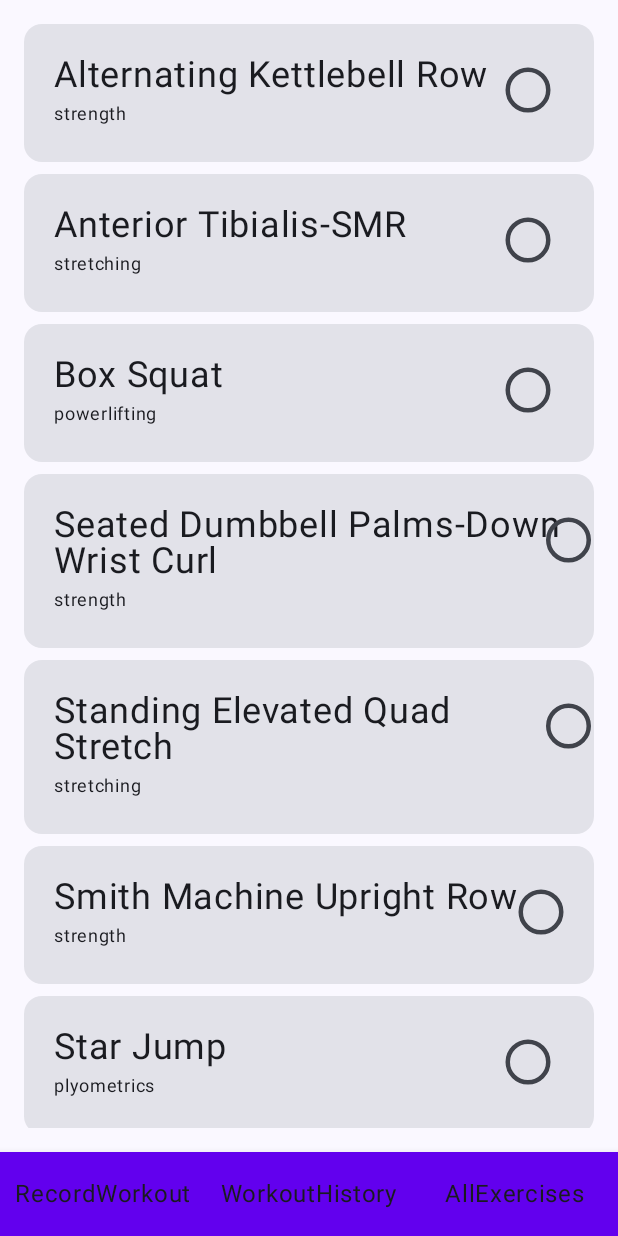
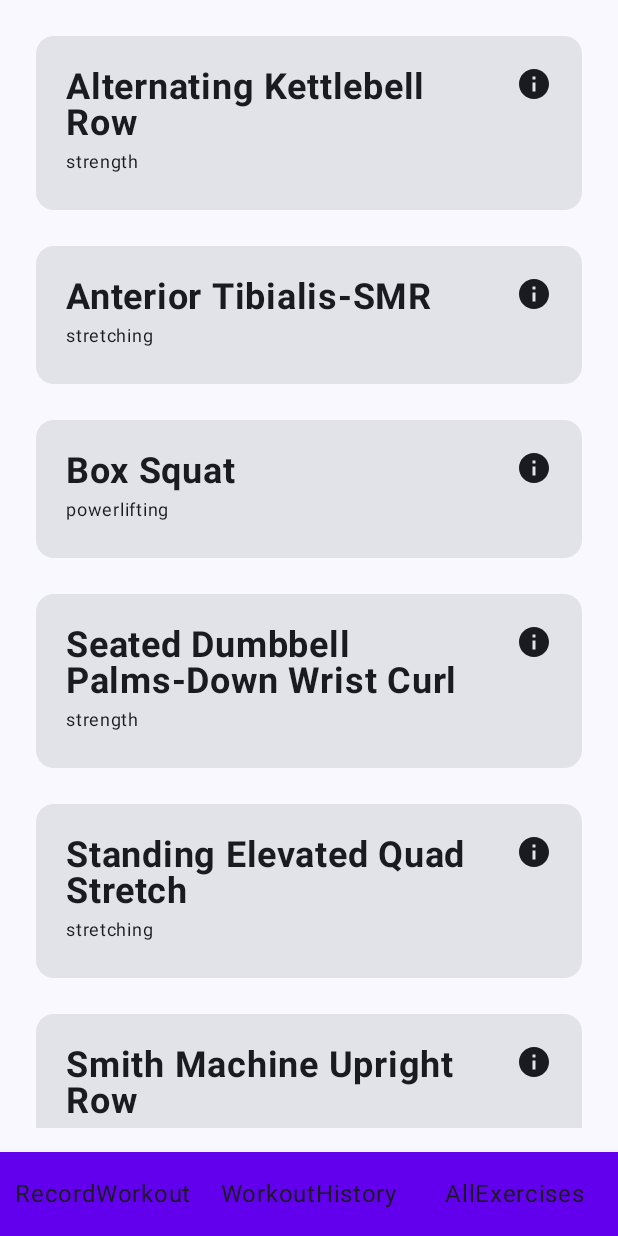
Before and after one commit to markuslem/GymNotebook, an Android app built with Jetpack Compose: the RecordWorkoutScreen screen opened through its navigation route, item 3 of the bottom bar chosen, on a phone screen of 412 x 824 dp. Run offline under Robolectric (Android 15) with nearby library versions, the phone set to English and light mode, and no system bars.

Commit message:
DescriptionCards to view all existing exercises

```diff
--- a/app/src/main/java/com/example/gymnotebook/data/DataSource.kt
+++ b/app/src/main/java/com/example/gymnotebook/data/DataSource.kt
@@ -130,6 +130,8 @@ object DataSource {
     data class JsonExerciseList(val exercises: List<ExerciseDesc>)
     var allExercisesHM: HashMap<UUID, ExerciseDesc> = allExercisesToHM(listOf())
 
+    // Made for previews
+    val exampleDescriptions: List<ExerciseDesc> = listOf(desc1, desc2, desc3)
     val exampleWorkouts: HashMap<UUID, Workout> = newWorkouts(workoutPlans[0])
 
 
--- a/app/src/main/java/com/example/gymnotebook/ui/screens/AllExercises.kt
+++ b/app/src/main/java/com/example/gymnotebook/ui/screens/AllExercises.kt
@@ -23,6 +23,7 @@ import androidx.compose.ui.tooling.preview.Preview
 import androidx.compose.ui.unit.dp
 import com.example.gymnotebook.data.DataSource
 import com.example.gymnotebook.data.ExerciseDesc
+import com.example.gymnotebook.data.allExercisesToHM
 import com.example.gymnotebook.ui.cards.ExerciseSelectionCard
 import com.example.gymnotebook.ui.theme.GymNotebookTheme
 import java.util.UUID
@@ -42,14 +43,11 @@ fun AllExercises(
         allExercises?.values?.toTypedArray()?.let { exercises ->
             items(items = exercises, itemContent = { exercise ->
                 Log.d("COMPOSE", "This got rendered ${exercise.name}")
-                ExerciseSelectionCard(
-                    exerciseName = exercise.name,
-                    exerciseCategory = exercise.category,
-                    isSelected = exercise == selectedExercise, // True if this option is selected
-                    onRadioBtnClick = {
-                        selectedExercise = exercise
-                        Log.d("SELECTION", "$selectedExercise is selected.")
-                    }
+                DescriptionCard(
+                    modifier = Modifier
+                        .fillMaxSize()
+                        .padding(8.dp),
+                    description = exercise
                 )
                 Spacer(modifier = Modifier.size(8.dp))
             })
@@ -61,6 +59,6 @@ fun AllExercises(
 @Composable
 fun AddExercisesPreview() {
     GymNotebookTheme {
-        AllExercises(allExercises = DataSource.allExercisesHM)
+        AllExercises(allExercises = allExercisesToHM(DataSource.exampleDescriptions))
     }
 }
--- /dev/null
+++ b/app/src/main/java/com/example/gymnotebook/ui/screens/DescriptionCard.kt
@@ -0,0 +1,76 @@
+package com.example.gymnotebook.ui.screens
+
+import androidx.compose.foundation.Image
+import androidx.compose.foundation.layout.Column
+import androidx.compose.foundation.layout.Row
+import androidx.compose.foundation.layout.Spacer
+import androidx.compose.foundation.layout.fillMaxWidth
+import androidx.compose.foundation.layout.padding
+import androidx.compose.foundation.layout.size
+import androidx.compose.material.icons.Icons
+import androidx.compose.material.icons.filled.Info
+import androidx.compose.material3.Card
+import androidx.compose.material3.Icon
+import androidx.compose.material3.RadioButton
+import androidx.compose.material3.Text
+import androidx.compose.runtime.Composable
+import androidx.compose.ui.Alignment
+import androidx.compose.ui.Modifier
+import androidx.compose.ui.draw.scale
+import androidx.compose.ui.graphics.painter.Painter
+import androidx.compose.ui.graphics.vector.ImageVector
+import androidx.compose.ui.res.painterResource
+import androidx.compose.ui.text.font.FontWeight
+import androidx.compose.ui.tooling.preview.Preview
+import androidx.compose.ui.unit.dp
+import androidx.compose.ui.unit.sp
+import com.example.gymnotebook.R
+import com.example.gymnotebook.data.DataSource
+import com.example.gymnotebook.data.ExerciseDesc
+import com.example.gymnotebook.ui.cards.ExerciseSelectionCard
+import com.example.gymnotebook.ui.theme.GymNotebookTheme
+
+
+@Composable
+fun DescriptionCard(modifier: Modifier, description: ExerciseDesc) {
+    Card(modifier = modifier) {
+        Row(
+            modifier = Modifier
+                .fillMaxWidth()
+                .padding(20.dp)
+        ) {
+            // Name of exercise and category
+            Column(
+                modifier = Modifier
+                    .align(Alignment.CenterVertically)
+                    .weight(1f)
+            ) {
+                Text(
+                    description.name,
+                    fontSize = 24.sp,
+                    fontWeight = FontWeight.Bold
+                )
+                Text(description.category, fontSize = 12.sp)
+            }
+            Spacer(Modifier.size(12.dp))
+            Icon(
+                Icons.Default.Info,
+                contentDescription = "More information",
+                modifier = Modifier.size(24.dp)
+            )
+        }
+    }
+}
+
+@Preview
+@Composable
+fun DescriptionCardPreview() {
+    GymNotebookTheme {
+        // Picking an exercise from the workout plans
+        DescriptionCard(
+            modifier = Modifier
+                .fillMaxWidth(),
+            description = DataSource.exampleDescriptions[0],
+        )
+    }
+}
```
Also changed, not shown: app/src/main/java/com/example/gymnotebook/ui/screens/DetailedDescriptionCard.kt (added, +65 -0 lines).
